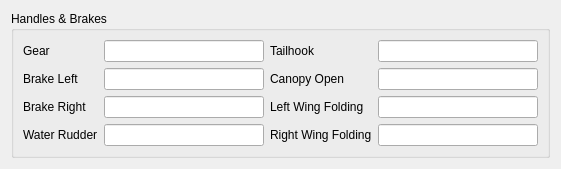
The window that src/UserInterface/src/Widgets/AircraftHandleWidget.ui (till213/SkyDolly) describes before a commit, drawn with Qt 5.
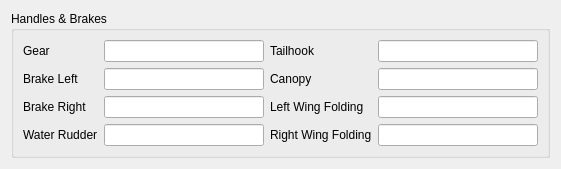
The same window after the commit.

What changed in the file:
```diff
--- a/src/UserInterface/src/Widgets/AircraftHandleWidget.ui
+++ b/src/UserInterface/src/Widgets/AircraftHandleWidget.ui
@@ -135,7 +135,7 @@
         <item row="1" column="0">
          <widget class="QLabel" name="label_61">
           <property name="text">
-           <string>Canopy Open</string>
+           <string>Canopy</string>
           </property>
          </widget>
         </item>
```
